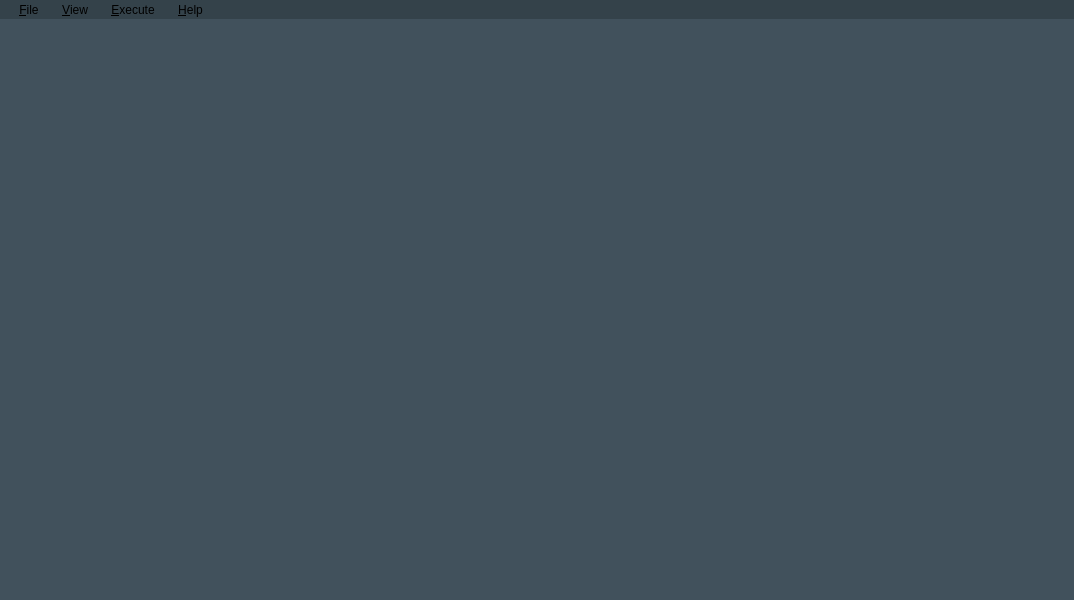
diegofps/tileset_editor, file TilesetEditor/mainwindow.ui: the form before one commit.
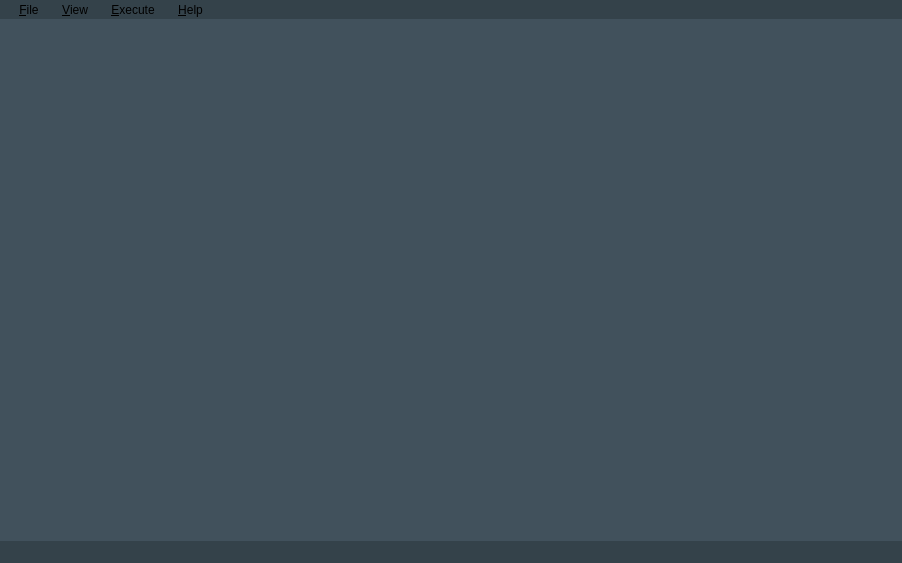
The form after the commit.

What changed in the file:
```diff
--- a/TilesetEditor/mainwindow.ui
+++ b/TilesetEditor/mainwindow.ui
@@ -6,8 +6,8 @@
    <rect>
     <x>0</x>
     <y>0</y>
-    <width>1074</width>
-    <height>600</height>
+    <width>902</width>
+    <height>563</height>
    </rect>
   </property>
   <property name="windowTitle">
@@ -24,7 +24,7 @@
     <rect>
      <x>0</x>
      <y>0</y>
-     <width>1074</width>
+     <width>902</width>
      <height>22</height>
     </rect>
    </property>
@@ -102,6 +102,12 @@
    <addaction name="menuExecute"/>
    <addaction name="menuHelp"/>
   </widget>
+  <widget class="QStatusBar" name="statusBar">
+   <property name="styleSheet">
+    <string notr="true">background-color: rgb(52, 66, 74);
+color: rgb(255, 255, 255);</string>
+   </property>
+  </widget>
   <action name="action_File_OpenProject">
    <property name="text">
     <string>&amp;Open Project</string>
```
